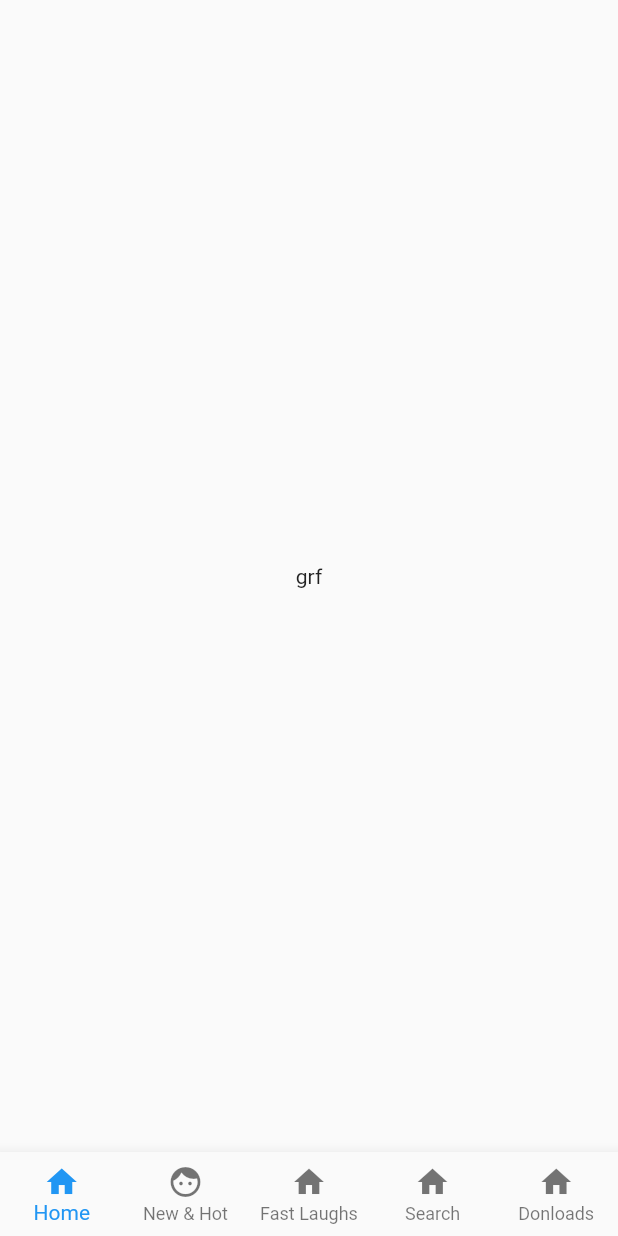
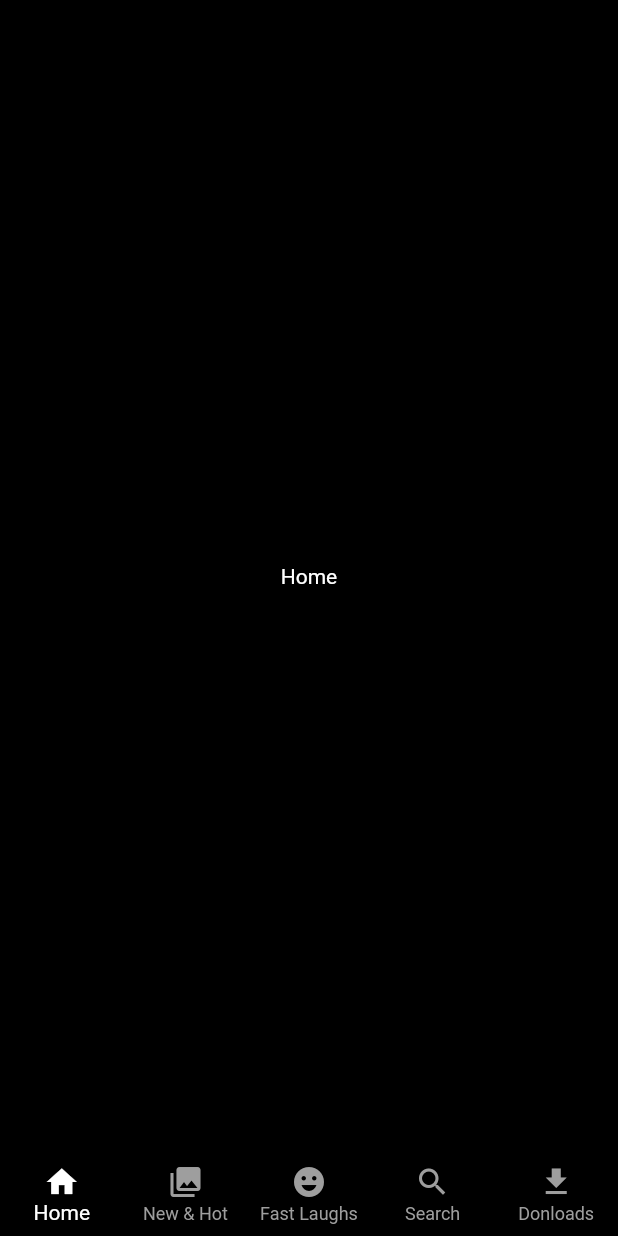
Before and after one commit to Sreeraj9764/flutter-projects-1, a Flutter app: the screen it shows after launch, on a phone screen of 412 x 824 dp. Run offline on Flutter 3.47's test engine with Material 2 defaults, Android fonts, the phone set to English and light mode, and no system bars.

Commit message:
bottom_navigation

```diff
--- a/lib/main.dart
+++ b/lib/main.dart
@@ -13,12 +13,17 @@ class MyApp extends StatelessWidget {
   @override
   Widget build(BuildContext context) {
     return MaterialApp(
+      debugShowCheckedModeBanner: false,
       title: 'Flutter Demo',
       theme: ThemeData(
+        textTheme: const TextTheme(
+            bodyText1: TextStyle(color: Colors.white),
+            bodyText2: TextStyle(color: Colors.white)),
+        scaffoldBackgroundColor: kBackgroundColor,
         primarySwatch: Colors.blue,
         backgroundColor: kBackgroundColor,
       ),
-      home: const ScreenMainPage(),
+      home: ScreenMainPage(),
     );
   }
 }
--- a/lib/presentation/main_page/widgets/bottom_nav.dart
+++ b/lib/presentation/main_page/widgets/bottom_nav.dart
@@ -1,21 +1,41 @@
 import 'package:flutter/material.dart';
 
+import '../../../core/colors.dart';
+
+ValueNotifier<int> indexNotifier = ValueNotifier(0);
+
 class BottomNavigtionWidget extends StatelessWidget {
-  BottomNavigtionWidget({Key? key}) : super(key: key);
+  const BottomNavigtionWidget({Key? key}) : super(key: key);
 
   final List<BottomNavigationBarItem> items = const [
     BottomNavigationBarItem(icon: Icon(Icons.home), label: "Home"),
-    BottomNavigationBarItem(icon: Icon(Icons.face), label: "New & Hot"),
-    BottomNavigationBarItem(icon: Icon(Icons.home), label: "Fast Laughs"),
-    BottomNavigationBarItem(icon: Icon(Icons.home), label: "Search"),
-    BottomNavigationBarItem(icon: Icon(Icons.home), label: "Donloads"),
+    BottomNavigationBarItem(icon: Icon(Icons.collections), label: "New & Hot"),
+    BottomNavigationBarItem(
+        icon: Icon(Icons.emoji_emotions), label: "Fast Laughs"),
+    BottomNavigationBarItem(icon: Icon(Icons.search), label: "Search"),
+    BottomNavigationBarItem(icon: Icon(Icons.download), label: "Donloads"),
   ];
   @override
   Widget build(BuildContext context) {
-    return BottomNavigationBar(
-      items: items,
-      currentIndex: 0,
-      type: BottomNavigationBarType.fixed,
-    );
+    return ValueListenableBuilder(
+        valueListenable: indexNotifier,
+        builder: (context, int newIndex, _) {
+          return BottomNavigationBar(
+            elevation: 0,
+            onTap: (value) {
+              indexNotifier.value = value;
+            },
+            backgroundColor: kBackgroundColor,
+            selectedItemColor: Colors.white,
+            unselectedItemColor: Colors.grey,
+            selectedIconTheme: const IconThemeData(color: Colors.white),
+            unselectedIconTheme: const IconThemeData(color: Colors.grey),
+            unselectedLabelStyle:
+                const TextStyle(overflow: TextOverflow.ellipsis),
+            items: items,
+            currentIndex: newIndex,
+            type: BottomNavigationBarType.fixed,
+          );
+        });
   }
 }
--- a/lib/presentation/main_page/widgets/screen_main_page.dart
+++ b/lib/presentation/main_page/widgets/screen_main_page.dart
@@ -1,16 +1,34 @@
 import 'package:flutter/material.dart';
 import 'package:flutter/src/foundation/key.dart';
 import 'package:flutter/src/widgets/framework.dart';
+import 'package:netflix_clone/core/colors.dart';
+import 'package:netflix_clone/presentation/downloads/downloads.dart';
+import 'package:netflix_clone/presentation/fast_laugh/fast_laugh.dart';
 import 'package:netflix_clone/presentation/main_page/widgets/bottom_nav.dart';
+import 'package:netflix_clone/presentation/new_and_hot/screen_new_and_hot.dart';
+import 'package:netflix_clone/presentation/screen_home/screen_home.dart';
+import 'package:netflix_clone/presentation/search/screen_search.dart';
 
 class ScreenMainPage extends StatelessWidget {
-  const ScreenMainPage({Key? key}) : super(key: key);
+  ScreenMainPage({Key? key}) : super(key: key);
 
+  final _pages = [
+    ScreenHome(),
+    ScreenNewAndHot(),
+    ScreenFastLaugh(),
+    ScreenSearch(),
+    ScreenDownloads()
+  ];
   @override
   Widget build(BuildContext context) {
     return Scaffold(
-      body: const Center(
-        child: Text("grf"),
+      backgroundColor: kBackgroundColor,
+      body: SafeArea(
+        child: ValueListenableBuilder(
+            valueListenable: indexNotifier,
+            builder: (context, int index, _) {
+              return _pages[index];
+            }),
       ),
       bottomNavigationBar: BottomNavigtionWidget(),
     );
--- /dev/null
+++ b/lib/presentation/screen_home/screen_home.dart
@@ -0,0 +1,14 @@
+import 'package:flutter/material.dart';
+import 'package:netflix_clone/core/colors.dart';
+
+class ScreenHome extends StatelessWidget {
+  const ScreenHome({Key? key}) : super(key: key);
+
+  @override
+  Widget build(BuildContext context) {
+    return Scaffold(
+      backgroundColor: kBackgroundColor,
+      body: Center(child: Text("Home")),
+    );
+  }
+}
--- a/pubspec.yaml
+++ b/pubspec.yaml
@@ -34,6 +34,7 @@ dependencies:
   # The following adds the Cupertino Icons font to your application.
   # Use with the CupertinoIcons class for iOS style icons.
   cupertino_icons: ^1.0.2
+  google_fonts: ^3.0.1
 
 dev_dependencies:
   flutter_test:
```
Also changed, not shown: lib/presentation/downloads/downloads.dart (added, +14 -0 lines), lib/presentation/fast_laugh/fast_laugh.dart (added, +14 -0 lines), lib/presentation/new_and_hot/screen_new_and_hot.dart (added, +14 -0 lines), lib/presentation/search/screen_search.dart (added, +14 -0 lines), lib/presentation/widgets/app_bar_widget.dart (added, +24 -0 lines), pubspec.lock, 1 other file.
